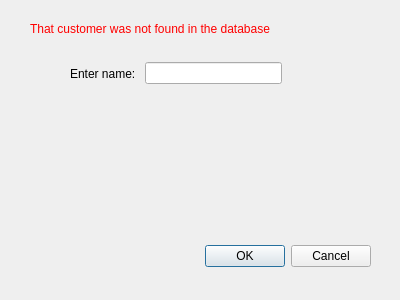
First picture: the form in brochure/searchdatabase.ui, repository Team-llamas/Project-1, before the edit.
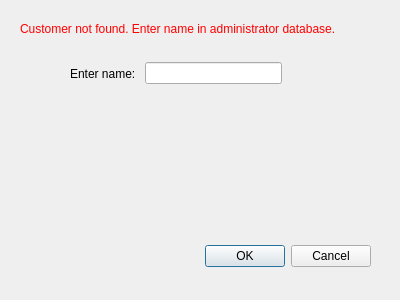
Second picture: the form after the edit.

```diff
--- a/brochure/searchdatabase.ui
+++ b/brochure/searchdatabase.ui
@@ -54,9 +54,9 @@
   <widget class="QLabel" name="notFoundLabel">
    <property name="geometry">
     <rect>
-     <x>30</x>
+     <x>20</x>
      <y>20</y>
-     <width>331</width>
+     <width>361</width>
      <height>17</height>
     </rect>
    </property>
@@ -65,7 +65,7 @@
 color: rgb(255, 0, 0);</string>
    </property>
    <property name="text">
-    <string>That customer was not found in the database</string>
+    <string>Customer not found. Enter name in administrator database.</string>
    </property>
   </widget>
  </widget>
```
